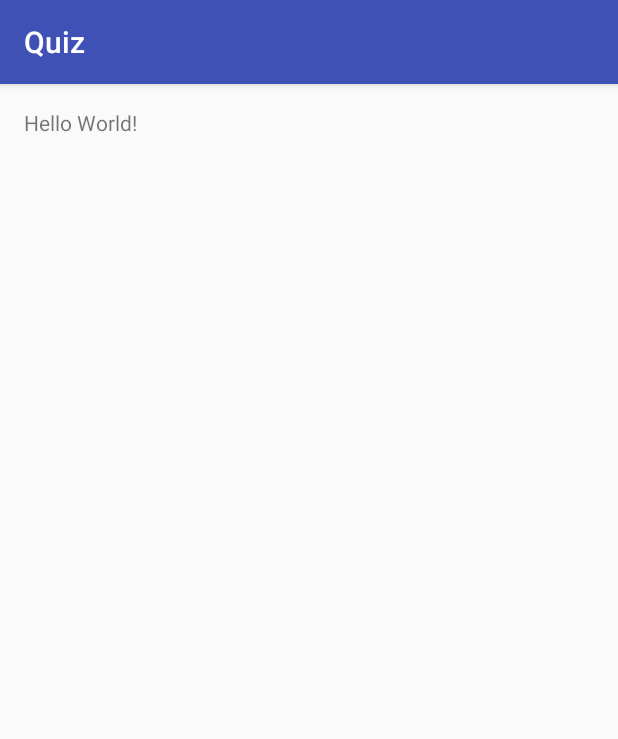
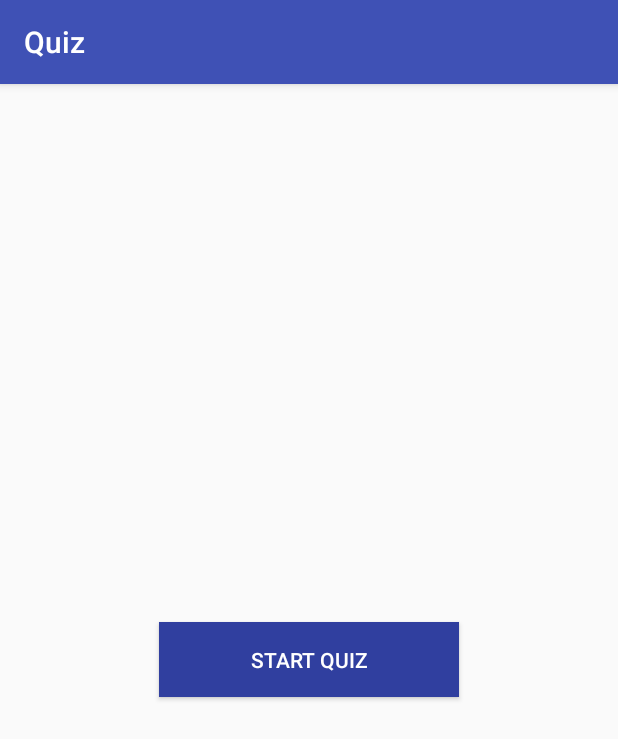
Before and after one commit to hamzon55/quiz, an Android app: the screen it shows after launch (MainActivity), on a phone screen of 412 x 824 dp. Shown: the top 739 px of the screen. Run offline under Robolectric (Android 15) with nearby library versions, the phone set to English and light mode, and no system bars.

Commit message:
Create First Quiz

```diff
--- a/app/src/main/java/com/lasalle/quiz/MainActivity.java
+++ b/app/src/main/java/com/lasalle/quiz/MainActivity.java
@@ -1,7 +1,11 @@
 package com.lasalle.quiz;
 
+import android.content.Intent;
 import android.support.v7.app.AppCompatActivity;
 import android.os.Bundle;
+import android.view.View;
+import android.widget.Button;
+
 
 public class MainActivity extends AppCompatActivity {
 
@@ -9,5 +13,14 @@ public class MainActivity extends AppCompatActivity {
     protected void onCreate(Bundle savedInstanceState) {
         super.onCreate(savedInstanceState);
         setContentView(R.layout.activity_main);
+
+         Button b1 = (Button) findViewById(R.id.b1);
+        b1.setOnClickListener(new View.OnClickListener() {
+            public void onClick(View v) {
+                Intent intent = new Intent(MainActivity.this, QuizOne.class);
+                startActivity(intent);
+            }
+        });
     }
+
 }
--- a/app/src/main/res/layout/activity_main.xml
+++ b/app/src/main/res/layout/activity_main.xml
@@ -10,8 +10,13 @@
     android:paddingTop="@dimen/activity_vertical_margin"
     tools:context="com.lasalle.quiz.MainActivity">
 
-    <TextView
-        android:layout_width="wrap_content"
-        android:layout_height="wrap_content"
-        android:text="Hello World!" />
+    <Button
+        android:text="Start Quiz"
+        android:background="@color/colorPrimaryDark"
+        android:textColor="#ffffff"
+        android:id="@+id/b1"
+        android:layout_width="200dp"
+        android:layout_height="50dp"
+        android:layout_centerVertical="true"
+        android:layout_centerHorizontal="true" />
 </RelativeLayout>
```
Also changed, not shown: app/src/main/AndroidManifest.xml (+17 -0 lines), app/src/main/java/com/lasalle/quiz/QuizOne.java (added, +17 -0 lines), app/src/main/res/layout/QuizOne.xml (added, +7 -0 lines).
